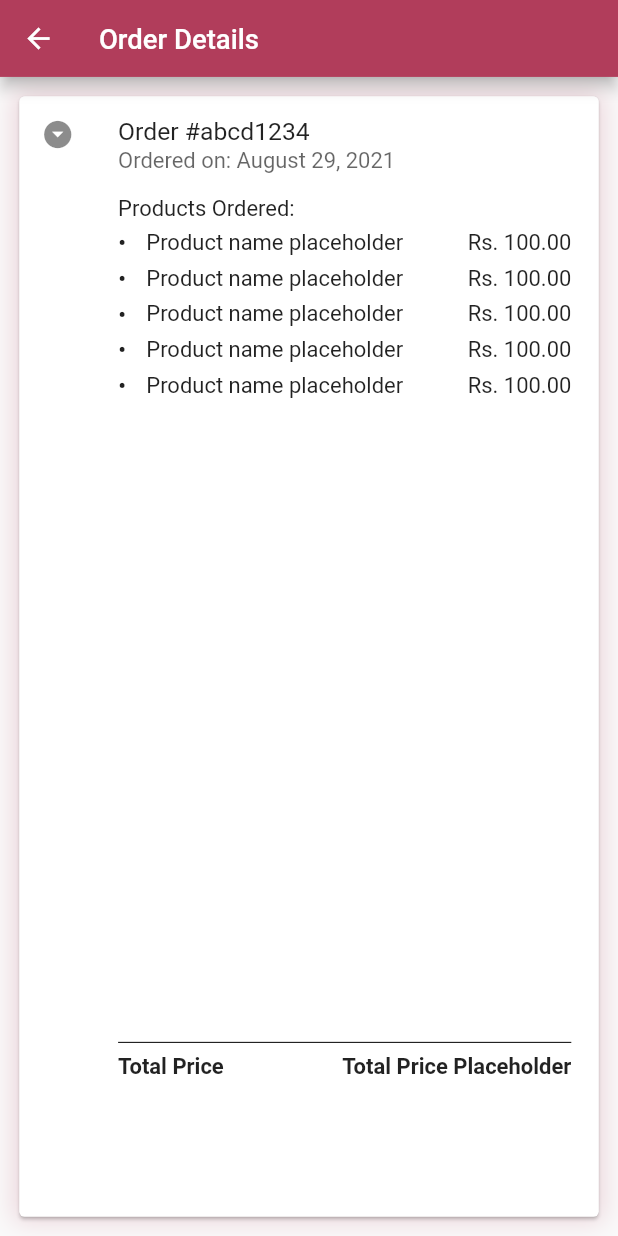
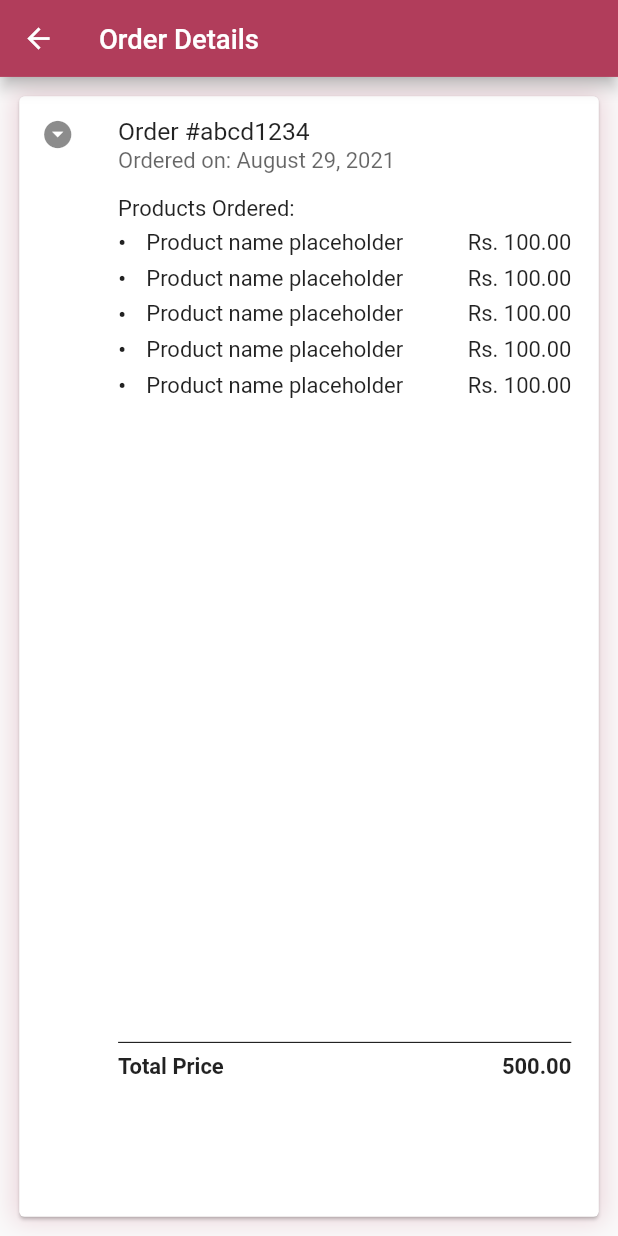
Before and after one commit to SE-Project-Sem-5/GoPharmaFlutter, a Flutter app: the OrderFullView screen opened directly with sample values from the repository, on a phone screen of 412 x 824 dp. Run offline on Flutter 3.47's test engine with Material 2 defaults, Android fonts, the phone set to English and light mode, and no system bars; our stand-ins replace badges, bloc, camera, carousel_slider, connectivity_plus, email_validator and 6 more; missing offline and left inert: payhere_mobilesdk_flutter; accounts and stored records are empty; Roboto replaces fonts that are missing (SF-Pro).

Commit message:
order object added

```diff
--- a/lib/ui/customer/past_orders/dummy_values.dart
+++ b/lib/ui/customer/past_orders/dummy_values.dart
@@ -3,7 +3,7 @@ import 'package:go_pharma/repos/order/order_model.dart';
 List<Order> pastOrders = [
   new Order(
     order_id: "#abcd1234",
-    price: 100.00,
+    price: 500.00,
     completedDate: DateTime.now(),
     orderedDate: DateTime.now(),
   ),
--- a/lib/ui/customer/past_orders/past_order_full_view.dart
+++ b/lib/ui/customer/past_orders/past_order_full_view.dart
@@ -129,7 +129,8 @@ class OrderFullView extends StatelessWidget {
                           mainAxisAlignment: MainAxisAlignment.spaceBetween,
                           children: [
                             PastOrderTitleText(text: "Total Price"),
-                            PastOrderTitleText(text: "Total Price Placeholder"),
+                            PastOrderTitleText(
+                                text: order.price.toStringAsFixed(2)),
                           ],
                         ),
                       ),
```
